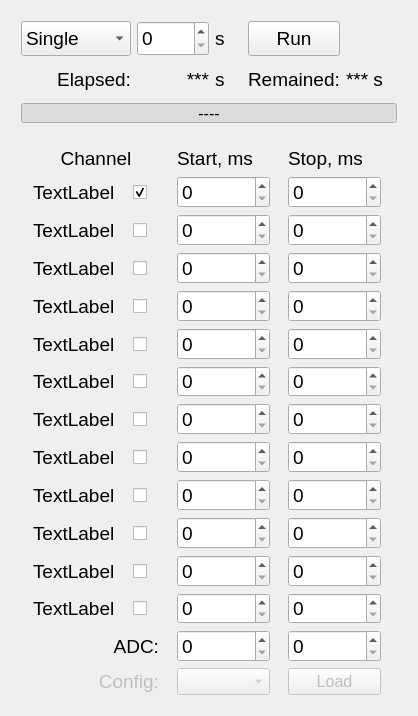
Before: the Qt Designer form Test_ui.ui in smertouh/1_MeV_UI_additional, drawn with Qt 5.
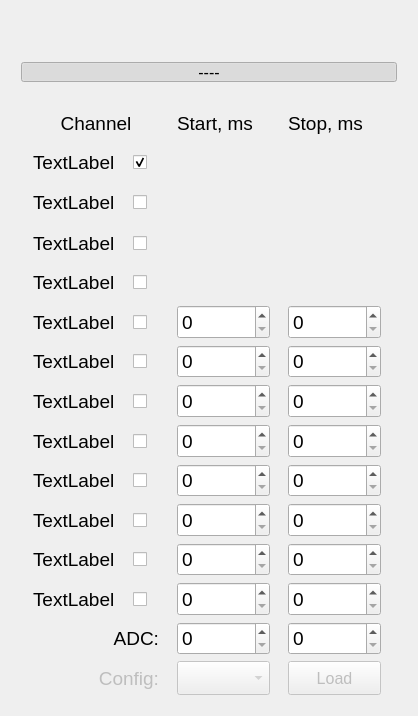
After: the same form once the commit is applied. Icons and pictures are not drawn.

```diff
--- a/Test_ui.ui
+++ b/Test_ui.ui
@@ -68,8 +68,8 @@
       <property name="bottomMargin">
        <number>6</number>
       </property>
-      <item row="1" column="3">
-       <widget class="QLabel" name="label_4">
+      <item row="1" column="0" colspan="2">
+       <widget class="QPushButton" name="pushButton_3">
         <property name="sizePolicy">
          <sizepolicy hsizetype="Preferred" vsizetype="Preferred">
           <horstretch>0</horstretch>
@@ -79,127 +79,30 @@
         <property name="minimumSize">
          <size>
           <width>0</width>
-          <height>35</height>
+          <height>20</height>
          </size>
         </property>
         <property name="maximumSize">
          <size>
           <width>16777215</width>
-          <height>35</height>
+          <height>20</height>
          </size>
         </property>
-        <property name="font">
-         <font>
-          <pointsize>14</pointsize>
-          <weight>50</weight>
-          <bold>false</bold>
-         </font>
-        </property>
         <property name="text">
-         <string>Remained:</string>
-        </property>
-       </widget>
-      </item>
-      <item row="1" column="4">
-       <widget class="QLabel" name="label_5">
-        <property name="sizePolicy">
-         <sizepolicy hsizetype="Preferred" vsizetype="Preferred">
-          <horstretch>0</horstretch>
-          <verstretch>0</verstretch>
-         </sizepolicy>
-        </property>
-        <property name="minimumSize">
-         <size>
-          <width>0</width>
-          <height>35</height>
-         </size>
-        </property>
-        <property name="maximumSize">
-         <size>
-          <width>16777215</width>
-          <height>35</height>
-         </size>
-        </property>
-        <property name="font">
-         <font>
-          <pointsize>14</pointsize>
-          <weight>50</weight>
-          <bold>false</bold>
-         </font>
-        </property>
-        <property name="text">
-         <string>*** s</string>
-        </property>
-       </widget>
-      </item>
-      <item row="0" column="3">
-       <widget class="QPushButton" name="pushButton">
-        <property name="sizePolicy">
-         <sizepolicy hsizetype="Preferred" vsizetype="Preferred">
-          <horstretch>0</horstretch>
-          <verstretch>0</verstretch>
-         </sizepolicy>
-        </property>
-        <property name="minimumSize">
-         <size>
-          <width>0</width>
-          <height>35</height>
-         </size>
-        </property>
-        <property name="maximumSize">
-         <size>
-          <width>16777215</width>
-          <height>35</height>
-         </size>
-        </property>
-        <property name="font">
-         <font>
-          <pointsize>14</pointsize>
-          <weight>50</weight>
-          <bold>false</bold>
-         </font>
-        </property>
-        <property name="text">
-         <string>Run</string>
+         <string>----</string>
         </property>
         <property name="checkable">
+         <bool>true</bool>
+        </property>
+        <property name="checked">
+         <bool>true</bool>
+        </property>
+        <property name="flat">
          <bool>false</bool>
         </property>
        </widget>
       </item>
-      <item row="1" column="2">
-       <widget class="QLabel" name="label_54">
-        <property name="sizePolicy">
-         <sizepolicy hsizetype="Preferred" vsizetype="Preferred">
-          <horstretch>0</horstretch>
-          <verstretch>0</verstretch>
-         </sizepolicy>
-        </property>
-        <property name="minimumSize">
-         <size>
-          <width>0</width>
-          <height>35</height>
-         </size>
-        </property>
-        <property name="maximumSize">
-         <size>
-          <width>16777215</width>
-          <height>35</height>
-         </size>
-        </property>
-        <property name="font">
-         <font>
-          <pointsize>14</pointsize>
-          <weight>50</weight>
-          <bold>false</bold>
-         </font>
-        </property>
-        <property name="text">
-         <string>s</string>
-        </property>
-       </widget>
-      </item>
-      <item row="0" column="4">
+      <item row="0" column="1">
        <widget class="QPushButton" name="pushButton_29">
         <property name="enabled">
          <bool>false</bool>
@@ -266,225 +169,6 @@
         </property>
        </widget>
       </item>
-      <item row="0" column="0">
-       <widget class="QComboBox" name="comboBox">
-        <property name="sizePolicy">
-         <sizepolicy hsizetype="Preferred" vsizetype="Preferred">
-          <horstretch>0</horstretch>
-          <verstretch>0</verstretch>
-         </sizepolicy>
-        </property>
-        <property name="minimumSize">
-         <size>
-          <width>110</width>
-          <height>35</height>
-         </size>
-        </property>
-        <property name="maximumSize">
-         <size>
-          <width>110</width>
-          <height>35</height>
-         </size>
-        </property>
-        <property name="baseSize">
-         <size>
-          <width>0</width>
-          <height>0</height>
-         </size>
-        </property>
-        <property name="font">
-         <font>
-          <pointsize>14</pointsize>
-          <weight>50</weight>
-          <bold>false</bold>
-         </font>
-        </property>
-        <property name="currentIndex">
-         <number>0</number>
-        </property>
-        <item>
-         <property name="text">
-          <string>Single</string>
-         </property>
-        </item>
-        <item>
-         <property name="text">
-          <string>Periodical</string>
-         </property>
-        </item>
-       </widget>
-      </item>
-      <item row="1" column="0">
-       <widget class="QLabel" name="label_2">
-        <property name="sizePolicy">
-         <sizepolicy hsizetype="Preferred" vsizetype="Preferred">
-          <horstretch>0</horstretch>
-          <verstretch>0</verstretch>
-         </sizepolicy>
-        </property>
-        <property name="minimumSize">
-         <size>
-          <width>0</width>
-          <height>35</height>
-         </size>
-        </property>
-        <property name="maximumSize">
-         <size>
-          <width>16777215</width>
-          <height>35</height>
-         </size>
-        </property>
-        <property name="font">
-         <font>
-          <pointsize>14</pointsize>
-          <weight>50</weight>
-          <bold>false</bold>
-         </font>
-        </property>
-        <property name="text">
-         <string>Elapsed:</string>
-        </property>
-        <property name="alignment">
-         <set>Qt::AlignRight|Qt::AlignTrailing|Qt::AlignVCenter</set>
-        </property>
-       </widget>
-      </item>
-      <item row="1" column="1">
-       <widget class="QLabel" name="label_3">
-        <property name="sizePolicy">
-         <sizepolicy hsizetype="Preferred" vsizetype="Preferred">
-          <horstretch>0</horstretch>
-          <verstretch>0</verstretch>
-         </sizepolicy>
-        </property>
-        <property name="minimumSize">
-         <size>
-          <width>0</width>
-          <height>35</height>
-         </size>
-        </property>
-        <property name="maximumSize">
-         <size>
-          <width>16777215</width>
-          <height>35</height>
-         </size>
-        </property>
-        <property name="font">
-         <font>
-          <pointsize>14</pointsize>
-          <weight>50</weight>
-          <bold>false</bold>
-         </font>
-        </property>
-        <property name="text">
-         <string>***</string>
-        </property>
-        <property name="alignment">
-         <set>Qt::AlignRight|Qt::AlignTrailing|Qt::AlignVCenter</set>
-        </property>
-       </widget>
-      </item>
-      <item row="0" column="1">
-       <widget class="QSpinBox" name="spinBox">
-        <property name="sizePolicy">
-         <sizepolicy hsizetype="Preferred" vsizetype="Preferred">
-          <horstretch>0</horstretch>
-          <verstretch>0</verstretch>
-         </sizepolicy>
-        </property>
-        <property name="minimumSize">
-         <size>
-          <width>0</width>
-          <height>35</height>
-         </size>
-        </property>
-        <property name="maximumSize">
-         <size>
-          <width>16777215</width>
-          <height>35</height>
-         </size>
-        </property>
-        <property name="font">
-         <font>
-          <pointsize>14</pointsize>
-          <weight>50</weight>
-          <bold>false</bold>
-         </font>
-        </property>
-        <property name="keyboardTracking">
-         <bool>false</bool>
-        </property>
-        <property name="maximum">
-         <number>9999</number>
-        </property>
-       </widget>
-      </item>
-      <item row="0" column="2">
-       <widget class="QLabel" name="label">
-        <property name="sizePolicy">
-         <sizepolicy hsizetype="Preferred" vsizetype="Preferred">
-          <horstretch>0</horstretch>
-          <verstretch>0</verstretch>
-         </sizepolicy>
-        </property>
-        <property name="minimumSize">
-         <size>
-          <width>0</width>
-          <height>35</height>
-         </size>
-        </property>
-        <property name="maximumSize">
-         <size>
-          <width>16777215</width>
-          <height>35</height>
-         </size>
-        </property>
-        <property name="font">
-         <font>
-          <pointsize>14</pointsize>
-          <weight>50</weight>
-          <bold>false</bold>
-         </font>
-        </property>
-        <property name="text">
-         <string>s</string>
-        </property>
-       </widget>
-      </item>
-      <item row="2" column="0" colspan="5">
-       <widget class="QPushButton" name="pushButton_3">
-        <property name="sizePolicy">
-         <sizepolicy hsizetype="Preferred" vsizetype="Preferred">
-          <horstretch>0</horstretch>
-          <verstretch>0</verstretch>
-         </sizepolicy>
-        </property>
-        <property name="minimumSize">
-         <size>
-          <width>0</width>
-          <height>20</height>
-         </size>
-        </property>
-        <property name="maximumSize">
-         <size>
-          <width>16777215</width>
-          <height>20</height>
-         </size>
-        </property>
-        <property name="text">
-         <string>----</string>
-        </property>
-        <property name="checkable">
-         <bool>true</bool>
-        </property>
-        <property name="checked">
-         <bool>true</bool>
-        </property>
-        <property name="flat">
-         <bool>false</bool>
-        </property>
-       </widget>
-      </item>
      </layout>
     </item>
     <item>
@@ -1417,41 +1101,6 @@
            </property>
           </widget>
          </item>
-         <item row="1" column="2">
-          <widget class="QSpinBox" name="spinBox_10">
-           <property name="sizePolicy">
-            <sizepolicy hsizetype="Maximum" vsizetype="Preferred">
-             <horstretch>0</horstretch>
-             <verstretch>0</verstretch>
-            </sizepolicy>
-           </property>
-           <property name="minimumSize">
-            <size>
-             <width>0</width>
-             <height>0</height>
-            </size>
-           </property>
-           <property name="maximumSize">
-            <size>
-             <width>16777215</width>
-             <height>16777215</height>
-            </size>
-           </property>
-           <property name="font">
-            <font>
-             <pointsize>14</pointsize>
-             <weight>50</weight>
-             <bold>false</bold>
-            </font>
-           </property>
-           <property name="maximum">
-            <number>999999</number>
-           </property>
-           <property name="singleStep">
-            <number>100</number>
-           </property>
-          </widget>
-         </item>
          <item row="1" column="1">
           <widget class="QCheckBox" name="checkBox_8">
            <property name="enabled">
@@ -1527,41 +1176,6 @@
            </property>
           </widget>
          </item>
-         <item row="1" column="3">
-          <widget class="QSpinBox" name="spinBox_11">
-           <property name="sizePolicy">
-            <sizepolicy hsizetype="Maximum" vsizetype="Preferred">
-             <horstretch>0</horstretch>
-             <verstretch>0</verstretch>
-            </sizepolicy>
-           </property>
-           <property name="minimumSize">
-            <size>
-             <width>0</width>
-             <height>0</height>
-            </size>
-           </property>
-           <property name="maximumSize">
-            <size>
-             <width>16777215</width>
-             <height>16777215</height>
-            </size>
-           </property>
-           <property name="font">
-            <font>
-             <pointsize>14</pointsize>
-             <weight>50</weight>
-             <bold>false</bold>
-            </font>
-           </property>
-           <property name="maximum">
-            <number>999999</number>
-           </property>
-           <property name="singleStep">
-            <number>100</number>
-           </property>
-          </widget>
-         </item>
          <item row="2" column="0">
           <widget class="QLabel" name="label_31">
            <property name="sizePolicy">
@@ -1661,76 +1275,6 @@
            </property>
           </widget>
          </item>
-         <item row="2" column="3">
-          <widget class="QSpinBox" name="spinBox_13">
-           <property name="sizePolicy">
-            <sizepolicy hsizetype="Maximum" vsizetype="Preferred">
-             <horstretch>0</horstretch>
-             <verstretch>0</verstretch>
-            </sizepolicy>
-           </property>
-           <property name="minimumSize">
-            <size>
-             <width>0</width>
-             <height>0</height>
-            </size>
-           </property>
-           <property name="maximumSize">
-            <size>
-             <width>16777215</width>
-             <height>16777215</height>
-            </size>
-           </property>
-           <property name="font">
-            <font>
-             <pointsize>14</pointsize>
-             <weight>50</weight>
-             <bold>false</bold>
-            </font>
-           </property>
-           <property name="maximum">
-            <number>999999</number>
-           </property>
-           <property name="singleStep">
-            <number>100</number>
-           </property>
-          </widget>
-         </item>
-         <item row="2" column="2">
-          <widget class="QSpinBox" name="spinBox_12">
-           <property name="sizePolicy">
-            <sizepolicy hsizetype="Maximum" vsizetype="Preferred">
-             <horstretch>0</horstretch>
-             <verstretch>0</verstretch>
-            </sizepolicy>
-           </property>
-           <property name="minimumSize">
-            <size>
-             <width>0</width>
-             <height>0</height>
-            </size>
-           </property>
-           <property name="maximumSize">
-            <size>
-             <width>16777215</width>
-             <height>16777215</height>
-            </size>
-           </property>
-           <property name="font">
-            <font>
-             <pointsize>14</pointsize>
-             <weight>50</weight>
-             <bold>false</bold>
-            </font>
-           </property>
-           <property name="maximum">
-            <number>999999</number>
-           </property>
-           <property name="singleStep">
-            <number>100</number>
-           </property>
-          </widget>
-         </item>
          <item row="8" column="0">
           <widget class="QLabel" name="label_40">
            <property name="sizePolicy">
@@ -1830,41 +1374,6 @@
            </property>
           </widget>
          </item>
-         <item row="3" column="2">
-          <widget class="QSpinBox" name="spinBox_14">
-           <property name="sizePolicy">
-            <sizepolicy hsizetype="Maximum" vsizetype="Preferred">
-             <horstretch>0</horstretch>
-             <verstretch>0</verstretch>
-            </sizepolicy>
-           </property>
-           <property name="minimumSize">
-            <size>
-             <width>0</width>
-             <height>0</height>
-            </size>
-           </property>
-           <property name="maximumSize">
-            <size>
-             <width>16777215</width>
-             <height>16777215</height>
-            </size>
-           </property>
-           <property name="font">
-            <font>
-             <pointsize>14</pointsize>
-             <weight>50</weight>
-             <bold>false</bold>
-            </font>
-           </property>
-           <property name="maximum">
-            <number>999999</number>
-           </property>
-           <property name="singleStep">
-            <number>100</number>
-           </property>
-          </widget>
-         </item>
          <item row="1" column="0">
           <widget class="QLabel" name="label_30">
            <property name="sizePolicy">
@@ -1996,41 +1505,6 @@
            </property>
           </widget>
          </item>
-         <item row="3" column="3">
-          <widget class="QSpinBox" name="spinBox_15">
-           <property name="sizePolicy">
-            <sizepolicy hsizetype="Maximum" vsizetype="Preferred">
-             <horstretch>0</horstretch>
-             <verstretch>0</verstretch>
-            </sizepolicy>
-           </property>
-           <property name="minimumSize">
-            <size>
-             <width>0</width>
-             <height>0</height>
-            </size>
-           </property>
-           <property name="maximumSize">
-            <size>
-             <width>16777215</width>
-             <height>16777215</height>
-            </size>
-           </property>
-           <property name="font">
-            <font>
-             <pointsize>14</pointsize>
-             <weight>50</weight>
-             <bold>false</bold>
-            </font>
-           </property>
-           <property name="maximum">
-            <number>999999</number>
-           </property>
-           <property name="singleStep">
-            <number>100</number>
-           </property>
-          </widget>
-         </item>
          <item row="6" column="3">
           <widget class="QSpinBox" name="spinBox_21">
            <property name="sizePolicy">
@@ -2133,41 +1607,6 @@
            </property>
           </widget>
          </item>
-         <item row="4" column="3">
-          <widget class="QSpinBox" name="spinBox_17">
-           <property name="sizePolicy">
-            <sizepolicy hsizetype="Maximum" vsizetype="Preferred">
-             <horstretch>0</horstretch>
-             <verstretch>0</verstretch>
-            </sizepolicy>
-           </property>
-           <property name="minimumSize">
-            <size>
-             <width>0</width>
-             <height>0</height>
-            </size>
-           </property>
-           <property name="maximumSize">
-            <size>
-             <width>16777215</width>
-             <height>16777215</height>
-            </size>
-           </property>
-           <property name="font">
-            <font>
-             <pointsize>14</pointsize>
-             <weight>50</weight>
-             <bold>false</bold>
-            </font>
-           </property>
-           <property name="maximum">
-            <number>999999</number>
-           </property>
-           <property name="singleStep">
-            <number>100</number>
-           </property>
-          </widget>
-         </item>
          <item row="8" column="1">
           <widget class="QCheckBox" name="checkBox_15">
            <property name="sizePolicy">
@@ -2200,41 +1639,6 @@
            </property>
           </widget>
          </item>
-         <item row="4" column="2">
-          <widget class="QSpinBox" name="spinBox_16">
-           <property name="sizePolicy">
-            <sizepolicy hsizetype="Maximum" vsizetype="Preferred">
-             <horstretch>0</horstretch>
-             <verstretch>0</verstretch>
-            </sizepolicy>
-           </property>
-           <property name="minimumSize">
-            <size>
-             <width>0</width>
-             <height>0</height>
-            </size>
-           </property>
-           <property name="maximumSize">
-            <size>
-             <width>16777215</width>
-             <height>16777215</height>
-            </size>
-           </property>
-           <property name="font">
-            <font>
-             <pointsize>14</pointsize>
-             <weight>50</weight>
-             <bold>false</bold>
-            </font>
-           </property>
-           <property name="maximum">
-            <number>999999</number>
-           </property>
-           <property name="singleStep">
-            <number>100</number>
-           </property>
-          </widget>
-         </item>
          <item row="8" column="2">
           <widget class="QSpinBox" name="spinBox_24">
            <property name="sizePolicy">
@@ -2436,6 +1840,73 @@
            </property>
           </widget>
          </item>
+         <item row="2" column="2">
+          <widget class="QPushButton" name="pushButton_30">
+           <property name="enabled">
+            <bool>false</bool>
+           </property>
+           <property name="sizePolicy">
+            <sizepolicy hsizetype="Maximum" vsizetype="Maximum">
+             <horstretch>0</horstretch>
+             <verstretch>0</verstretch>
+            </sizepolicy>
+           </property>
+           <property name="minimumSize">
+            <size>
+             <width>0</width>
+             <height>35</height>
+            </size>
+           </property>
+           <property name="maximumSize">
+            <size>
+             <width>16777215</width>
+             <height>35</height>
+            </size>
+           </property>
+           <property name="font">
+            <font>
+             <pointsize>14</pointsize>
+             <weight>50</weight>
+             <bold>false</bold>
+            </font>
+           </property>
+           <property name="styleSheet">
+            <string notr="true">QPushButton {
+    border-style: outset;
+}
+</string>
+           </property>
+           <property name="text">
+            <string notr="true"/>
+           </property>
+           <property name="icon">
+            <iconset>
+             <normaloff>leds/images48/ledred.png</normaloff>
+             <normalon>leds/images48/ledgreen.png</normalon>leds/images48/ledred.png</iconset>
+           </property>
+           <property name="iconSize">
+            <size>
+             <width>36</width>
+             <height>36</height>
+            </size>
+           </property>
+           <property name="checkable">
+            <bool>true</bool>
+           </property>
+           <property name="checked">
+            <bool>true</bool>
+           </property>
+           <property name="autoDefault">
+            <bool>true</bool>
+           </property>
+           <property name="default">
+            <bool>false</bool>
+           </property>
+           <property name="flat">
+            <bool>true</bool>
+           </property>
+          </widget>
+         </item>
         </layout>
        </item>
       </layout>
```
Left out of the diff: 6 changed lines with no effect on the pictures.
